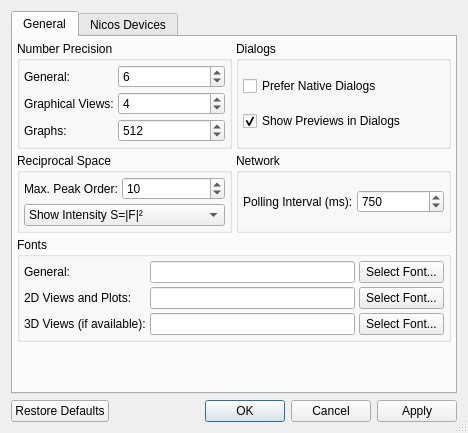
Above: ui/settings.ui from tweber-ill/frm_mirror-takin1 before the change. Below: the same form after it.
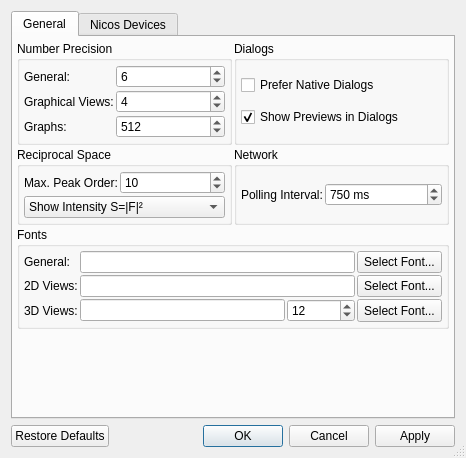
That is the form after the change.

```diff
--- a/ui/settings.ui
+++ b/ui/settings.ui
@@ -6,8 +6,8 @@
    <rect>
     <x>0</x>
     <y>0</y>
-    <width>468</width>
-    <height>433</height>
+    <width>466</width>
+    <height>458</height>
    </rect>
   </property>
   <property name="windowTitle">
@@ -41,7 +41,7 @@
         <number>4</number>
        </property>
        <property name="spacing">
-        <number>4</number>
+        <number>2</number>
        </property>
        <item row="1" column="0">
         <widget class="QGroupBox" name="groupBox_4">
@@ -53,7 +53,7 @@
            <number>4</number>
           </property>
           <property name="spacing">
-           <number>4</number>
+           <number>2</number>
           </property>
           <item row="0" column="1">
            <widget class="QSpinBox" name="spinBragg">
@@ -107,19 +107,6 @@
          </layout>
         </widget>
        </item>
-       <item row="4" column="0">
-        <spacer name="verticalSpacer">
-         <property name="orientation">
-          <enum>Qt::Vertical</enum>
-         </property>
-         <property name="sizeHint" stdset="0">
-          <size>
-           <width>20</width>
-           <height>40</height>
-          </size>
-         </property>
-        </spacer>
-       </item>
        <item row="0" column="0">
         <widget class="QGroupBox" name="groupBox_6">
          <property name="title">
@@ -130,7 +117,7 @@
            <number>4</number>
           </property>
           <property name="spacing">
-           <number>4</number>
+           <number>2</number>
           </property>
           <item row="1" column="1">
            <widget class="QSpinBox" name="spinPrecGfx">
@@ -223,7 +210,7 @@
            <number>4</number>
           </property>
           <property name="spacing">
-           <number>4</number>
+           <number>2</number>
           </property>
           <item row="0" column="0">
            <widget class="QLabel" name="label_23">
@@ -238,7 +225,7 @@
             </property>
            </widget>
           </item>
-          <item row="0" column="1">
+          <item row="0" column="1" colspan="2">
            <widget class="QLineEdit" name="editGenFont">
             <property name="sizePolicy">
              <sizepolicy hsizetype="Expanding" vsizetype="Fixed">
@@ -254,7 +241,7 @@
             </property>
            </widget>
           </item>
-          <item row="0" column="2">
+          <item row="0" column="3">
            <widget class="QToolButton" name="btnGenFont">
             <property name="sizePolicy">
              <sizepolicy hsizetype="Fixed" vsizetype="Preferred">
@@ -276,11 +263,11 @@
              </sizepolicy>
             </property>
             <property name="text">
-             <string>2D Views and Plots:</string>
+             <string>2D Views:</string>
             </property>
            </widget>
           </item>
-          <item row="1" column="1">
+          <item row="1" column="1" colspan="2">
            <widget class="QLineEdit" name="editGfxFont">
             <property name="sizePolicy">
              <sizepolicy hsizetype="Expanding" vsizetype="Fixed">
@@ -296,7 +283,7 @@
             </property>
            </widget>
           </item>
-          <item row="1" column="2">
+          <item row="1" column="3">
            <widget class="QToolButton" name="btnGfxFont">
             <property name="sizePolicy">
              <sizepolicy hsizetype="Fixed" vsizetype="Preferred">
@@ -318,7 +305,7 @@
              </sizepolicy>
             </property>
             <property name="text">
-             <string>3D Views (if available):</string>
+             <string>3D Views:</string>
             </property>
            </widget>
           </item>
@@ -326,7 +313,7 @@
            <widget class="QLineEdit" name="editGLFont">
             <property name="sizePolicy">
              <sizepolicy hsizetype="Expanding" vsizetype="Fixed">
-              <horstretch>1</horstretch>
+              <horstretch>3</horstretch>
               <verstretch>0</verstretch>
              </sizepolicy>
             </property>
@@ -334,11 +321,33 @@
              <string/>
             </property>
             <property name="readOnly">
-             <bool>true</bool>
+             <bool>false</bool>
             </property>
            </widget>
           </item>
           <item row="2" column="2">
+           <widget class="QSpinBox" name="spinGLFont">
+            <property name="sizePolicy">
+             <sizepolicy hsizetype="Minimum" vsizetype="Fixed">
+              <horstretch>1</horstretch>
+              <verstretch>0</verstretch>
+             </sizepolicy>
+            </property>
+            <property name="toolTip">
+             <string>Font size.</string>
+            </property>
+            <property name="prefix">
+             <string/>
+            </property>
+            <property name="minimum">
+             <number>1</number>
+            </property>
+            <property name="value">
+             <number>12</number>
+            </property>
+           </widget>
+          </item>
+          <item row="2" column="3">
            <widget class="QToolButton" name="btnGLFont">
             <property name="sizePolicy">
              <sizepolicy hsizetype="Fixed" vsizetype="Preferred">
@@ -364,7 +373,7 @@
            <number>4</number>
           </property>
           <property name="spacing">
-           <number>4</number>
+           <number>2</number>
           </property>
           <item row="0" column="0">
            <widget class="QLabel" name="label_21">
@@ -375,7 +384,7 @@
              </sizepolicy>
             </property>
             <property name="text">
-             <string>Polling Interval (ms):</string>
+             <string>Polling Interval:</string>
             </property>
            </widget>
           </item>
@@ -387,6 +396,9 @@
               <verstretch>0</verstretch>
              </sizepolicy>
             </property>
+            <property name="suffix">
+             <string> ms</string>
+            </property>
             <property name="maximum">
              <number>100000</number>
             </property>
@@ -411,7 +423,7 @@
            <number>4</number>
           </property>
           <property name="spacing">
-           <number>4</number>
+           <number>2</number>
           </property>
           <item row="1" column="0" colspan="2">
            <widget class="QCheckBox" name="checkPreview">
@@ -433,6 +445,19 @@
          </layout>
         </widget>
        </item>
+       <item row="4" column="0" colspan="2">
+        <spacer name="verticalSpacer">
+         <property name="orientation">
+          <enum>Qt::Vertical</enum>
+         </property>
+         <property name="sizeHint" stdset="0">
+          <size>
+           <width>20</width>
+           <height>40</height>
+          </size>
+         </property>
+        </spacer>
+       </item>
       </layout>
      </widget>
      <widget class="QWidget" name="tabNetDevices">
```
Left out of the diff: 34 changed lines with no effect on the pictures.
